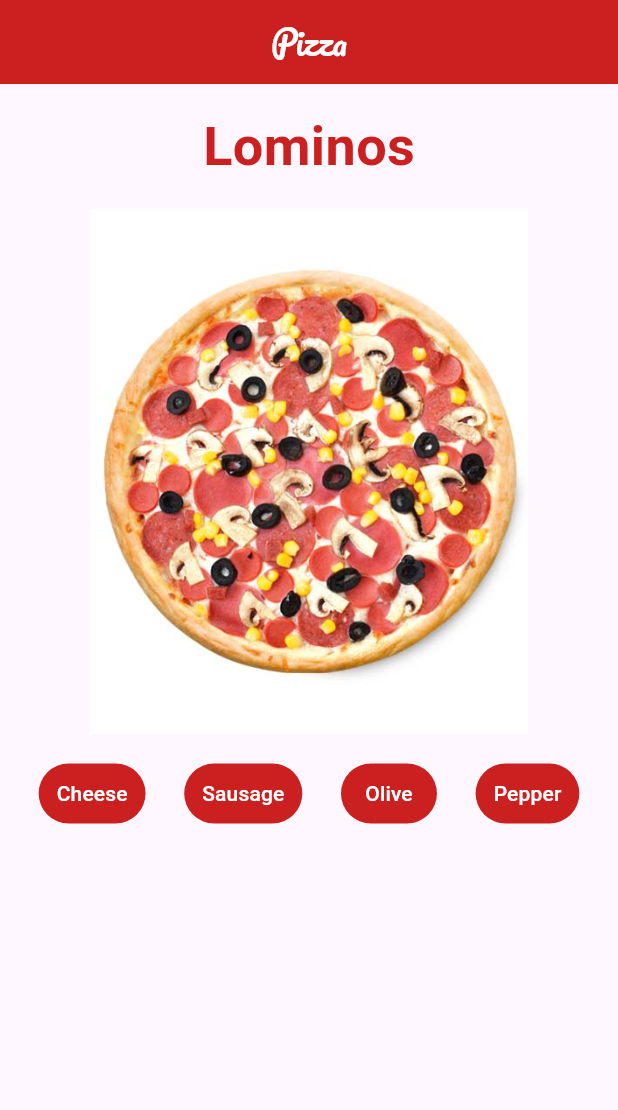
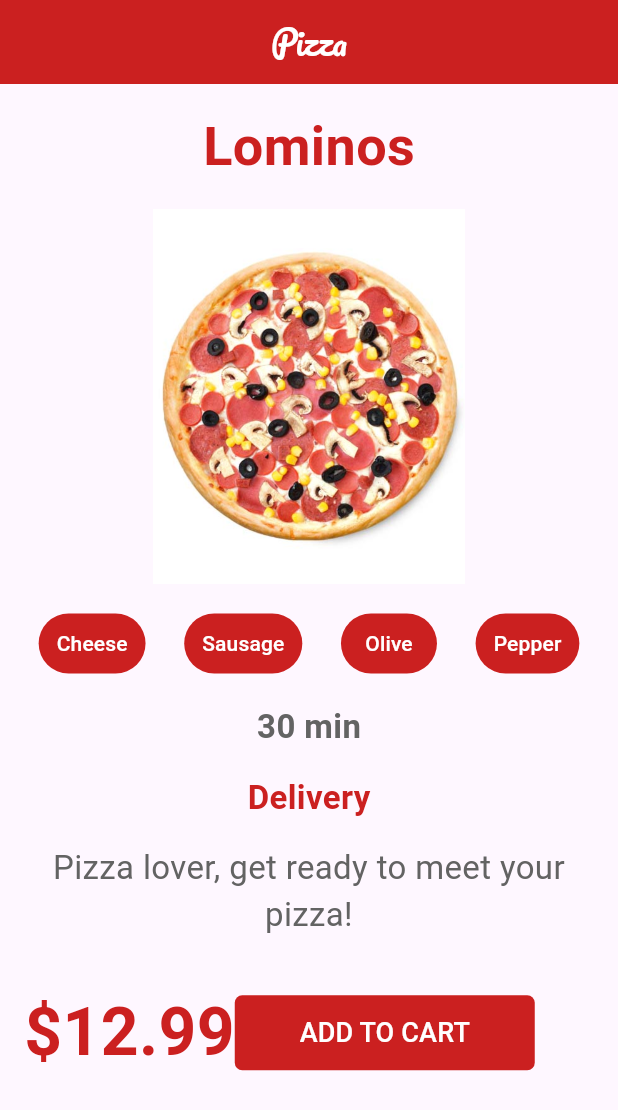
Before and after one commit to theplayernumberzero/Flutter-101, a Flutter app: the screen it shows after launch, on a phone screen of 412 x 824 dp. Shown: the top 1110 px of the screen. Run offline on Flutter 3.47's test engine with Material 3 defaults, Android fonts, the phone set to English and light mode, and no system bars.

```diff
--- a/lib/anasayfa.dart
+++ b/lib/anasayfa.dart
@@ -1,3 +1,6 @@
+import 'dart:ui';
+
+import 'package:flutter/cupertino.dart';
 import 'package:flutter/material.dart';
 import 'package:tasarim_calismasi/renkler.dart';
 
@@ -25,28 +28,48 @@ class _AnasayfaState extends State<Anasayfa> {
           ),
           Padding(
             padding: const EdgeInsets.only(top: 16),
-            child: Image.asset("resimler/pizza_resim.png",width: 350,height: 350,),
+            child: Image.asset("resimler/pizza_resim.png",width: 250,height: 250,),
           ),
           Padding(
             padding: const EdgeInsets.only(top: 16),
             child: Row(
               mainAxisAlignment: MainAxisAlignment.spaceEvenly,
               children: [
-                TextButton(onPressed: (){},
-                    style: TextButton.styleFrom(backgroundColor: anaRenk),
-                    child: Text("Cheese", style: TextStyle(color: yaziRenk1),),
+                Chip(icerik: "Cheese"),
+                Chip(icerik: "Sausage"),
+                Chip(icerik: "Olive"),
+                Chip(icerik: "Pepper"),
+              ],
+            ),
+          ),
+          Padding(
+            padding: const EdgeInsets.all(16.0),
+            child: Column(
+              children: [
+                Text("30 min", style: TextStyle(fontSize: 22, color: yaziRenk2, fontWeight: FontWeight.bold),),
+                Padding(
+                  padding: const EdgeInsets.all(16.0),
+                  child: Text("Delivery", style: TextStyle(fontSize: 22, color: anaRenk, fontWeight: FontWeight.bold),),
                 ),
-                TextButton(onPressed: (){},
-                  style: TextButton.styleFrom(backgroundColor: anaRenk),
-                  child: Text("Sausage", style: TextStyle(color: yaziRenk1),),
-                ),
-                TextButton(onPressed: (){},
-                  style: TextButton.styleFrom(backgroundColor: anaRenk),
-                  child: Text("Olive", style: TextStyle(color: yaziRenk1),),
-                ),
-                TextButton(onPressed: (){},
-                  style: TextButton.styleFrom(backgroundColor: anaRenk),
-                  child: Text("Pepper", style: TextStyle(color: yaziRenk1),),
+                Text("Pizza lover, get ready to meet your pizza!",
+                  style: TextStyle(fontSize: 22, color: yaziRenk2),
+                  textAlign: TextAlign.center,),
+              ],
+            ),
+          ),
+          Padding(
+            padding: const EdgeInsets.all(16.0),
+            child: Row(
+              children: [
+                Text("\$12.99", style: TextStyle(fontSize: 44, color: anaRenk, fontWeight: FontWeight.bold),),
+                SizedBox(width: 200, height: 50,
+                  child: TextButton(onPressed: (){},
+                    style: TextButton.styleFrom(
+                        backgroundColor: anaRenk,
+                        shape: const RoundedRectangleBorder(borderRadius: BorderRadius.all(Radius.circular(5))),
+                    ),
+                    child: Text("ADD TO CART", style: TextStyle(color: yaziRenk1, fontSize: 18),),
+                  ),
                 ),
               ],
             ),
@@ -56,3 +79,16 @@ class _AnasayfaState extends State<Anasayfa> {
     );
   }
 }
+
+class Chip extends StatelessWidget {
+  String icerik;
+  Chip({required this.icerik});
+
+  @override
+  Widget build(BuildContext context) {
+    return TextButton(onPressed: (){},
+      style: TextButton.styleFrom(backgroundColor: anaRenk),
+      child: Text(icerik, style: TextStyle(color: yaziRenk1),),
+    );
+  }
+}
```
